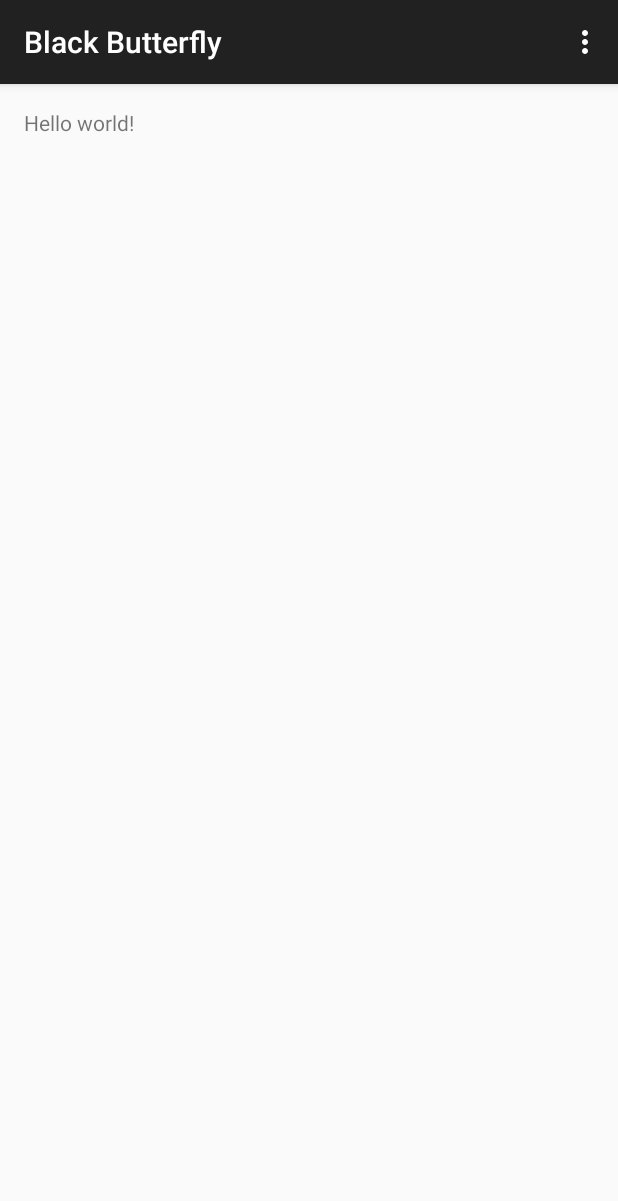
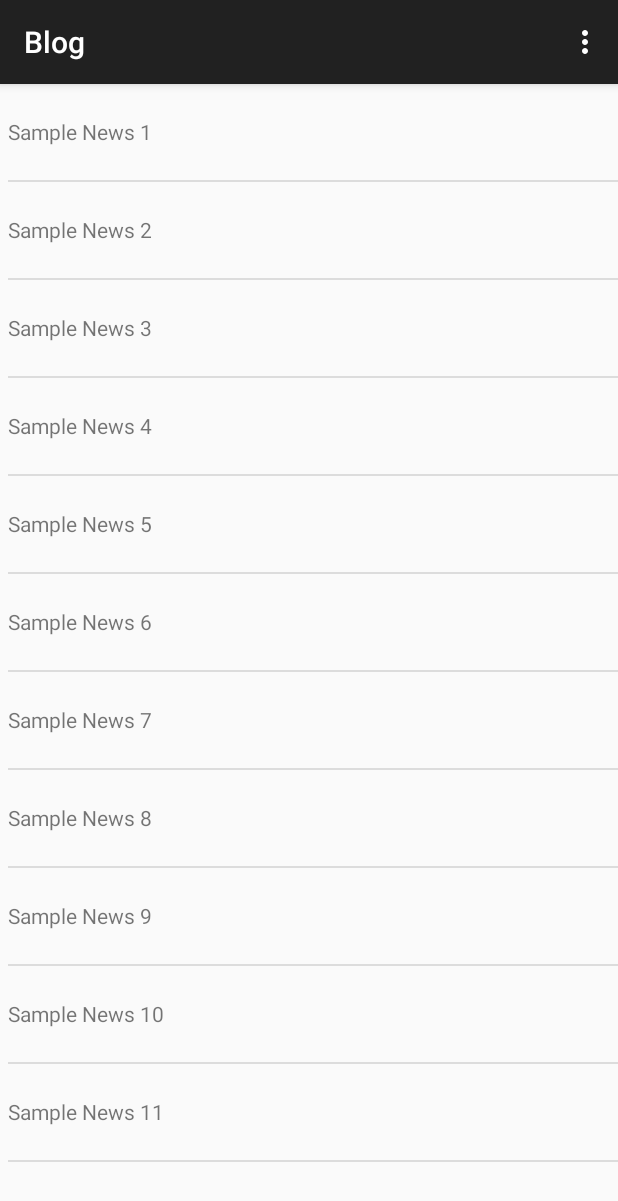
Before and after one commit to abhishek-gupta-nyu/BlackButterfly, an Android app: the screen it shows after launch (MainActivity), on a phone screen of 412 x 824 dp. Shown: the top 1201 px of the screen. Run offline under Robolectric (Android 15) with nearby library versions, the phone set to English and light mode, and no system bars.

Commit message:
Navigation Drawer
Added Navigation Drawer

```diff
--- /dev/null
+++ b/app/src/main/java/blackbutterfly/in/blackbutterfly/BlogFragment.java
@@ -0,0 +1,61 @@
+package blackbutterfly.in.blackbutterfly;
+
+import android.app.Fragment;
+import android.os.Bundle;
+import android.view.LayoutInflater;
+import android.view.View;
+import android.view.ViewGroup;
+import android.widget.ArrayAdapter;
+import android.widget.ListView;
+
+import java.util.ArrayList;
+import java.util.Arrays;
+import java.util.List;
+
+/**
+ * Created by BB3 on 8/5/2015.
+ */
+public class BlogFragment extends Fragment {
+
+    ArrayAdapter<String> newsAdapter;
+
+    public BlogFragment() {
+        // Empty constructor required for fragment subclasses
+    }
+
+    @Override
+    public View onCreateView(LayoutInflater inflater, ViewGroup container,
+                             Bundle savedInstanceState) {
+
+        String[] newsArray = {
+                "Sample News 1",
+                "Sample News 2",
+                "Sample News 3",
+                "Sample News 4",
+                "Sample News 5",
+                "Sample News 6",
+                "Sample News 7",
+                "Sample News 8",
+                "Sample News 9",
+                "Sample News 10",
+                "Sample News 11",
+        };
+
+        List<String> latestnews = new ArrayList<String>(Arrays.asList(newsArray));
+
+        newsAdapter = new ArrayAdapter<String>(
+                getActivity(),
+                R.layout.list_item_news,
+                R.id.list_item_news_textview,
+                latestnews);
+
+        View rootview = inflater.inflate(R.layout.fragment_blog, container, false);
+
+        ListView listView = (ListView) rootview.findViewById(R.id.list_item_news);
+        listView.setAdapter(newsAdapter);
+
+        return rootview;
+
+    }
+
+}
--- a/app/src/main/java/blackbutterfly/in/blackbutterfly/MainActivity.java
+++ b/app/src/main/java/blackbutterfly/in/blackbutterfly/MainActivity.java
@@ -1,17 +1,84 @@
 package blackbutterfly.in.blackbutterfly;
 
+import android.app.Fragment;
+import android.app.FragmentManager;
+import android.support.v4.widget.DrawerLayout;
 import android.support.v7.app.ActionBarActivity;
 import android.os.Bundle;
 import android.view.Menu;
 import android.view.MenuItem;
+import android.view.View;
+import android.widget.AdapterView;
+import android.widget.ArrayAdapter;
+import android.widget.ListView;
 
 
 public class MainActivity extends ActionBarActivity {
+
+    private String[] mNavigationTitles;
+    private DrawerLayout mDrawerLayout;
+    private ListView mDrawerList;
 
     @Override
     protected void onCreate(Bundle savedInstanceState) {
         super.onCreate(savedInstanceState);
         setContentView(R.layout.activity_main);
+
+        mNavigationTitles = getResources().getStringArray(R.array.navigation_array);
+        mDrawerLayout = (DrawerLayout) findViewById(R.id.drawer_layout);
+        mDrawerList = (ListView) findViewById(R.id.left_drawer);
+
+        mDrawerList.setAdapter(new ArrayAdapter<String>(this,
+                R.layout.drawer_list_item, mNavigationTitles));
+        // Set the list's click listener
+        mDrawerList.setOnItemClickListener(new DrawerItemClickListener());
+
+        //Set the Default Fragment to HomeFragment
+        FragmentManager fragmentManager = getFragmentManager();
+        fragmentManager.beginTransaction()
+                .replace(R.id.content_frame, new BlogFragment())
+                .commit();
+        mDrawerList.setItemChecked(0, true);
+        setTitle(mNavigationTitles[0]);
+        //End of Set the Default Fragment to HomeFragment
+    }
+
+    private class DrawerItemClickListener implements ListView.OnItemClickListener {
+        @Override
+        public void onItemClick(AdapterView parent, View view, int position, long id) {
+            selectItem(position);
+        }
+    }
+
+    /** Swaps fragments in the main content view */
+    private void selectItem(int position) {
+        // Create a new fragment and specify the planet to show based on position
+
+        Fragment fragment;
+
+        switch(position) {
+            case 0:
+                fragment = new BlogFragment();
+                break;
+            default:
+                fragment = new BlogFragment();
+        }
+
+
+        //Bundle args = new Bundle();
+        //args.putInt(HomeFragment.ARG_PLANET_NUMBER, position);
+        //fragment.setArguments(args);
+
+        // Insert the fragment by replacing any existing fragment
+        FragmentManager fragmentManager = getFragmentManager();
+        fragmentManager.beginTransaction()
+                .replace(R.id.content_frame, fragment)
+                .commit();
+
+        // Highlight the selected item, update the title, and close the drawer
+        mDrawerList.setItemChecked(position, true);
+        setTitle(mNavigationTitles[position]);
+        mDrawerLayout.closeDrawer(mDrawerList);
     }
 
 
--- a/app/src/main/res/layout/activity_main.xml
+++ b/app/src/main/res/layout/activity_main.xml
@@ -1,5 +1,20 @@
-<fragment xmlns:android="http://schemas.android.com/apk/res/android"
-    xmlns:tools="http://schemas.android.com/tools" android:id="@+id/fragment"
-    android:name="blackbutterfly.in.blackbutterfly.MainActivityFragment"
-    tools:layout="@layout/fragment_main" android:layout_width="match_parent"
-    android:layout_height="match_parent" />
+<android.support.v4.widget.DrawerLayout
+    xmlns:android="http://schemas.android.com/apk/res/android"
+    android:id="@+id/drawer_layout"
+    android:layout_width="match_parent"
+    android:layout_height="match_parent">
+    <!-- The main content view -->
+    <FrameLayout
+        android:id="@+id/content_frame"
+        android:layout_width="match_parent"
+        android:layout_height="match_parent" />
+    <!-- The navigation drawer -->
+    <ListView android:id="@+id/left_drawer"
+        android:layout_width="240dp"
+        android:layout_height="match_parent"
+        android:layout_gravity="start"
+        android:choiceMode="singleChoice"
+        android:divider="@android:color/transparent"
+        android:dividerHeight="0dp"
+        android:background="#111"/>
+</android.support.v4.widget.DrawerLayout>
--- /dev/null
+++ b/app/src/main/res/layout/drawer_list_item.xml
@@ -0,0 +1,11 @@
+<TextView xmlns:android="http://schemas.android.com/apk/res/android"
+    android:id="@android:id/text1"
+    android:layout_width="match_parent"
+    android:layout_height="wrap_content"
+    android:textAppearance="?android:attr/textAppearanceListItemSmall"
+    android:gravity="center_vertical"
+    android:paddingLeft="16dp"
+    android:paddingRight="16dp"
+    android:textColor="#fff"
+    android:background="?android:attr/activatedBackgroundIndicator"
+    android:minHeight="?android:attr/listPreferredItemHeightSmall"/>
--- /dev/null
+++ b/app/src/main/res/layout/fragment_blog.xml
@@ -0,0 +1,17 @@
+<FrameLayout xmlns:android="http://schemas.android.com/apk/res/android"
+    xmlns:tools="http://schemas.android.com/tools" android:layout_width="match_parent"
+    android:layout_height="match_parent"
+    tools:context=".MainActivityFragment">
+
+    <ListView
+        android:layout_width="match_parent"
+        android:layout_height="match_parent"
+        android:layout_centerInParent="true"
+        android:layout_marginLeft="5dp"
+        android:gravity="center"
+        android:orientation="vertical"
+        android:id="@+id/list_item_news">
+
+    </ListView>
+
+</FrameLayout>
--- /dev/null
+++ b/app/src/main/res/layout/list_item_news.xml
@@ -0,0 +1,8 @@
+<?xml version="1.0" encoding="utf-8"?>
+<TextView xmlns:android="http://schemas.android.com/apk/res/android"
+    android:layout_width="match_parent"
+    android:layout_height="wrap_content"
+    android:minHeight="?android:attr/listPreferredItemHeight"
+    android:gravity="center_vertical"
+    android:id="@+id/list_item_news_textview">
+</TextView>
--- a/app/src/main/res/values/strings.xml
+++ b/app/src/main/res/values/strings.xml
@@ -2,4 +2,9 @@
     <string name="app_name">Black Butterfly</string>
     <string name="hello_world">Hello world!</string>
     <string name="action_settings">Settings</string>
+
+    <!-- Navigation -->
+    <string-array name="navigation_array">
+        <item>Blog</item>
+    </string-array>
 </resources>
```
Also changed, not shown: app/src/main/AndroidManifest.xml (line endings or trailing spaces).
